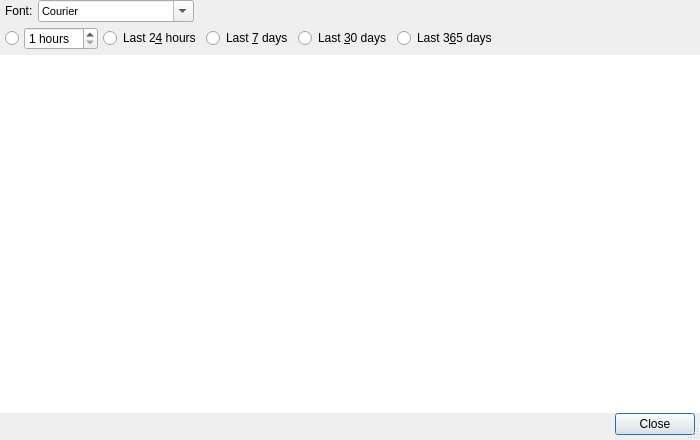
Qt form graphdialog.ui (friggob/qtTemp) before a commit.
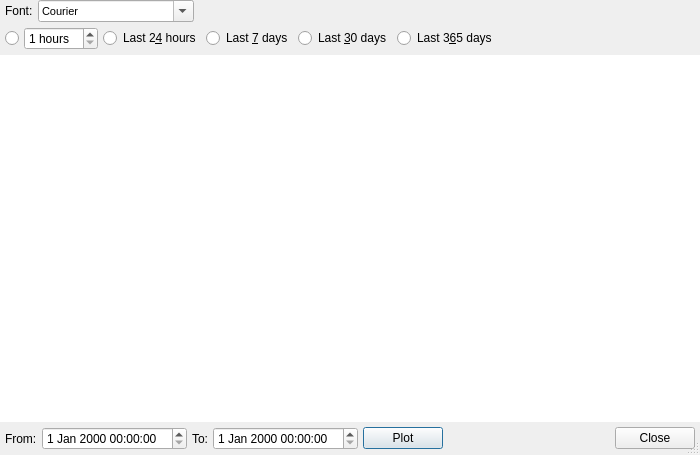
The same form after that commit.

Commit message: added date chooser to graph dialog, bumped version to 2.2.5

Diff of the .ui file:
```diff
--- a/graphdialog.ui
+++ b/graphdialog.ui
@@ -7,7 +7,7 @@
     <x>0</x>
     <y>0</y>
     <width>700</width>
-    <height>440</height>
+    <height>455</height>
    </rect>
   </property>
   <property name="mouseTracking">
@@ -186,16 +186,74 @@
     </layout>
    </item>
    <item>
-    <layout class="QVBoxLayout" name="verticalLayout_3">
+    <layout class="QHBoxLayout" name="horizontalLayout_2">
      <property name="spacing">
       <number>5</number>
      </property>
+     <property name="leftMargin">
+      <number>5</number>
+     </property>
+     <property name="topMargin">
+      <number>5</number>
+     </property>
      <property name="rightMargin">
       <number>5</number>
      </property>
      <property name="bottomMargin">
       <number>5</number>
      </property>
+     <item>
+      <widget class="QLabel" name="label_3">
+       <property name="text">
+        <string>From:</string>
+       </property>
+      </widget>
+     </item>
+     <item>
+      <widget class="QDateTimeEdit" name="dateTimeEditFrom"/>
+     </item>
+     <item>
+      <widget class="QLabel" name="label_2">
+       <property name="text">
+        <string>To:</string>
+       </property>
+      </widget>
+     </item>
+     <item>
+      <widget class="QDateTimeEdit" name="dateTimeEditTo"/>
+     </item>
+     <item>
+      <widget class="QPushButton" name="pushButton">
+       <property name="sizePolicy">
+        <sizepolicy hsizetype="Minimum" vsizetype="Fixed">
+         <horstretch>0</horstretch>
+         <verstretch>0</verstretch>
+        </sizepolicy>
+       </property>
+       <property name="minimumSize">
+        <size>
+         <width>80</width>
+         <height>0</height>
+        </size>
+       </property>
+       <property name="text">
+        <string>Plot</string>
+       </property>
+      </widget>
+     </item>
+     <item>
+      <spacer name="horizontalSpacer_2">
+       <property name="orientation">
+        <enum>Qt::Horizontal</enum>
+       </property>
+       <property name="sizeHint" stdset="0">
+        <size>
+         <width>40</width>
+         <height>20</height>
+        </size>
+       </property>
+      </spacer>
+     </item>
      <item>
       <widget class="QDialogButtonBox" name="buttonBox">
        <property name="layoutDirection">
```
The commit also changes 5 other files.
